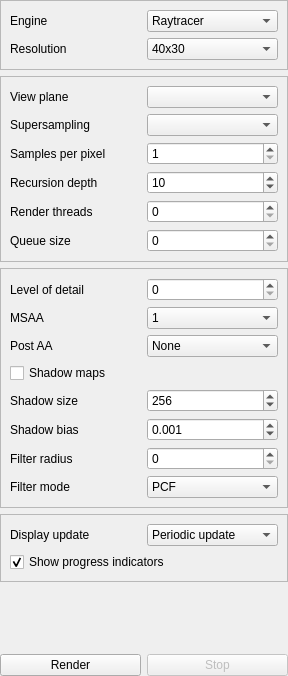
First picture: the form in src/widgets/world/RenderSettingsWidget.ui, repository tkadauke/raytracer, before the edit.
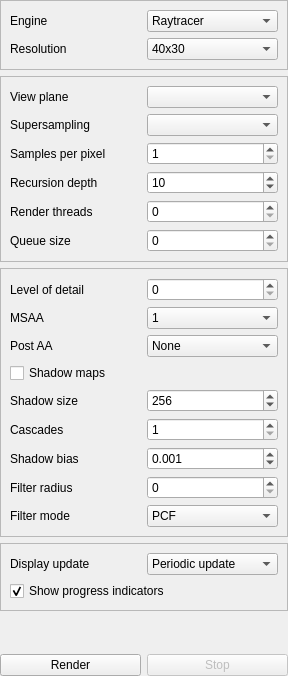
Second picture: the form after the edit.

Commit message: Add rasterizer cascaded shadow maps

What changed in the file:
```diff
--- a/src/widgets/world/RenderSettingsWidget.ui
+++ b/src/widgets/world/RenderSettingsWidget.ui
@@ -440,13 +440,36 @@
        </widget>
       </item>
       <item row="5" column="0">
+       <widget class="QLabel" name="label_rasterShadowCascadeCount">
+        <property name="text">
+         <string>Cascades</string>
+        </property>
+       </widget>
+      </item>
+      <item row="5" column="1">
+       <widget class="QSpinBox" name="rasterShadowCascadeCount">
+        <property name="toolTip">
+         <string>Number of camera-depth slices rendered for each directional-light shadow map.</string>
+        </property>
+        <property name="minimum">
+         <number>1</number>
+        </property>
+        <property name="maximum">
+         <number>4</number>
+        </property>
+        <property name="value">
+         <number>1</number>
+        </property>
+       </widget>
+      </item>
+      <item row="6" column="0">
        <widget class="QLabel" name="label_rasterShadowBias">
         <property name="text">
          <string>Shadow bias</string>
         </property>
        </widget>
       </item>
-      <item row="5" column="1">
+      <item row="6" column="1">
        <widget class="QDoubleSpinBox" name="rasterShadowBias">
         <property name="toolTip">
          <string>Depth-comparison tolerance used to reduce self-shadowing.</string>
@@ -465,14 +488,14 @@
         </property>
        </widget>
       </item>
-      <item row="6" column="0">
+      <item row="7" column="0">
        <widget class="QLabel" name="label_rasterShadowFilterRadius">
         <property name="text">
          <string>Filter radius</string>
         </property>
        </widget>
       </item>
-      <item row="6" column="1">
+      <item row="7" column="1">
        <widget class="QSpinBox" name="rasterShadowFilterRadius">
         <property name="toolTip">
          <string>Percentage-closer filtering radius in shadow-map texels. 0 keeps hard shadows.</string>
@@ -488,14 +511,14 @@
         </property>
        </widget>
       </item>
-      <item row="7" column="0">
+      <item row="8" column="0">
        <widget class="QLabel" name="label_rasterShadowFilterMode">
         <property name="text">
          <string>Filter mode</string>
         </property>
        </widget>
       </item>
-      <item row="7" column="1">
+      <item row="8" column="1">
        <widget class="QComboBox" name="rasterShadowFilterMode">
         <property name="toolTip">
          <string>PCF uses one fixed kernel; PCSS searches blockers and grows the kernel with receiver distance.</string>
```
The commit also changes 16 other files.
